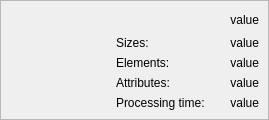
Before: the Qt Designer form src/gui/thumbwidget.ui in RazrFalcon/svgcleaner, drawn with Qt 5.
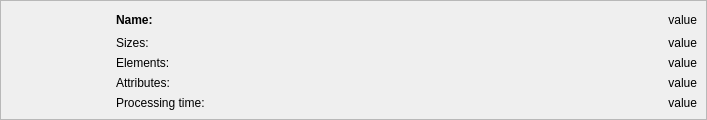
After: the same form once the commit is applied. Custom widgets are drawn as their Qt base class.

The edit to the form file:
```diff
--- a/src/gui/thumbwidget.ui
+++ b/src/gui/thumbwidget.ui
@@ -6,8 +6,8 @@
    <rect>
     <x>0</x>
     <y>0</y>
-    <width>269</width>
-    <height>116</height>
+    <width>707</width>
+    <height>117</height>
    </rect>
   </property>
   <property name="sizePolicy">
@@ -51,6 +51,9 @@
             <verstretch>0</verstretch>
            </sizepolicy>
           </property>
+          <property name="text">
+           <string>&lt;b&gt;Name:&lt;/b&gt;</string>
+          </property>
           <property name="textInteractionFlags">
            <set>Qt::LinksAccessibleByMouse|Qt::TextSelectableByMouse</set>
           </property>
```
